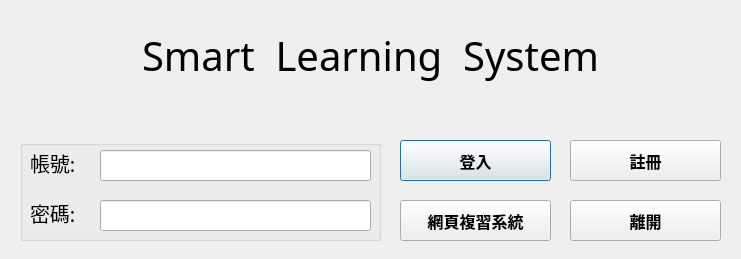
This is project_codes/GUI/loginPage.ui in AhJayzZ/Smart-Learning-System as Qt 5 draws it before an edit. The edited form follows.
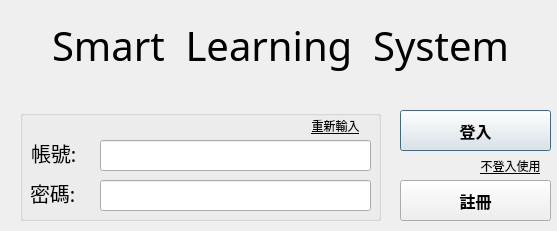
This is the edited form.

Commit message: update page function and style

```diff
--- a/project_codes/GUI/loginPage.ui
+++ b/project_codes/GUI/loginPage.ui
@@ -6,8 +6,8 @@
    <rect>
     <x>0</x>
     <y>0</y>
-    <width>741</width>
-    <height>259</height>
+    <width>557</width>
+    <height>231</height>
    </rect>
   </property>
   <property name="windowTitle">
@@ -17,7 +17,7 @@
    <property name="geometry">
     <rect>
      <x>400</x>
-     <y>140</y>
+     <y>110</y>
      <width>151</width>
      <height>41</height>
     </rect>
@@ -36,8 +36,8 @@
   <widget class="QPushButton" name="exitButton">
    <property name="geometry">
     <rect>
-     <x>570</x>
-     <y>200</y>
+     <x>580</x>
+     <y>180</y>
      <width>151</width>
      <height>41</height>
     </rect>
@@ -53,33 +53,13 @@
     <string>離開</string>
    </property>
   </widget>
-  <widget class="QPushButton" name="reviewWebsiteButton">
-   <property name="geometry">
-    <rect>
-     <x>400</x>
-     <y>200</y>
-     <width>151</width>
-     <height>41</height>
-    </rect>
-   </property>
-   <property name="font">
-    <font>
-     <pointsize>12</pointsize>
-     <weight>75</weight>
-     <bold>true</bold>
-    </font>
-   </property>
-   <property name="text">
-    <string>網頁複習系統</string>
-   </property>
-  </widget>
   <widget class="QLabel" name="titleLabel">
    <property name="geometry">
     <rect>
      <x>10</x>
      <y>10</y>
-     <width>721</width>
-     <height>91</height>
+     <width>541</width>
+     <height>71</height>
     </rect>
    </property>
    <property name="font">
@@ -101,8 +81,8 @@
   <widget class="QPushButton" name="registerButton">
    <property name="geometry">
     <rect>
-     <x>570</x>
-     <y>140</y>
+     <x>400</x>
+     <y>180</y>
      <width>151</width>
      <height>41</height>
     </rect>
@@ -122,9 +102,9 @@
    <property name="geometry">
     <rect>
      <x>20</x>
-     <y>140</y>
+     <y>110</y>
      <width>361</width>
-     <height>101</height>
+     <height>111</height>
     </rect>
    </property>
    <property name="font">
@@ -150,7 +130,7 @@
     <property name="geometry">
      <rect>
       <x>80</x>
-      <y>10</y>
+      <y>30</y>
       <width>271</width>
       <height>31</height>
      </rect>
@@ -171,7 +151,7 @@
     <property name="geometry">
      <rect>
       <x>80</x>
-      <y>60</y>
+      <y>70</y>
       <width>271</width>
       <height>31</height>
      </rect>
@@ -196,8 +176,8 @@
    <widget class="QLabel" name="accountLabel">
     <property name="geometry">
      <rect>
-      <x>10</x>
-      <y>10</y>
+      <x>11</x>
+      <y>30</y>
       <width>61</width>
       <height>25</height>
      </rect>
@@ -218,7 +198,7 @@
     <property name="geometry">
      <rect>
       <x>10</x>
-      <y>60</y>
+      <y>70</y>
       <width>61</width>
       <height>25</height>
      </rect>
@@ -235,6 +215,54 @@
      <string>密碼:</string>
     </property>
    </widget>
+   <widget class="QPushButton" name="clear_btn">
+    <property name="geometry">
+     <rect>
+      <x>280</x>
+      <y>0</y>
+      <width>71</width>
+      <height>31</height>
+     </rect>
+    </property>
+    <property name="font">
+     <font>
+      <pointsize>9</pointsize>
+      <weight>50</weight>
+      <bold>false</bold>
+      <underline>true</underline>
+     </font>
+    </property>
+    <property name="text">
+     <string>重新輸入</string>
+    </property>
+    <property name="flat">
+     <bool>true</bool>
+    </property>
+   </widget>
+  </widget>
+  <widget class="QPushButton" name="noLogin_btn">
+   <property name="geometry">
+    <rect>
+     <x>470</x>
+     <y>150</y>
+     <width>81</width>
+     <height>31</height>
+    </rect>
+   </property>
+   <property name="font">
+    <font>
+     <pointsize>9</pointsize>
+     <weight>50</weight>
+     <bold>false</bold>
+     <underline>true</underline>
+    </font>
+   </property>
+   <property name="text">
+    <string>不登入使用</string>
+   </property>
+   <property name="flat">
+    <bool>true</bool>
+   </property>
   </widget>
   <zorder>groupBox</zorder>
   <zorder>loginButton</zorder>
```
Left out of the diff: 2 changed lines with no effect on the pictures. The commit also changes 7 other files.
